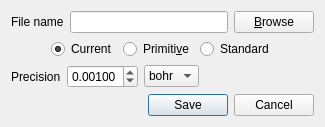
piti-diablotin/qAgate, file dialogs/writedialog.ui: the form before one commit.
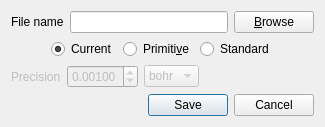
The form after the commit.

What changed in the file:
```diff
--- a/dialogs/writedialog.ui
+++ b/dialogs/writedialog.ui
@@ -128,7 +128,10 @@
     </widget>
    </item>
    <item>
-    <widget class="QWidget" name="widget_3" native="true">
+    <widget class="QWidget" name="precisionWidget" native="true">
+     <property name="enabled">
+      <bool>false</bool>
+     </property>
      <layout class="QHBoxLayout" name="horizontalLayout_3">
       <property name="leftMargin">
        <number>0</number>
```
